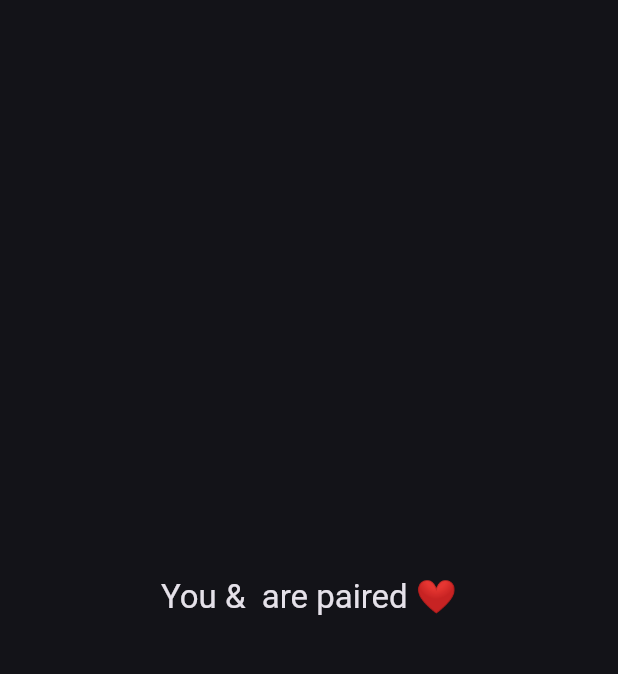
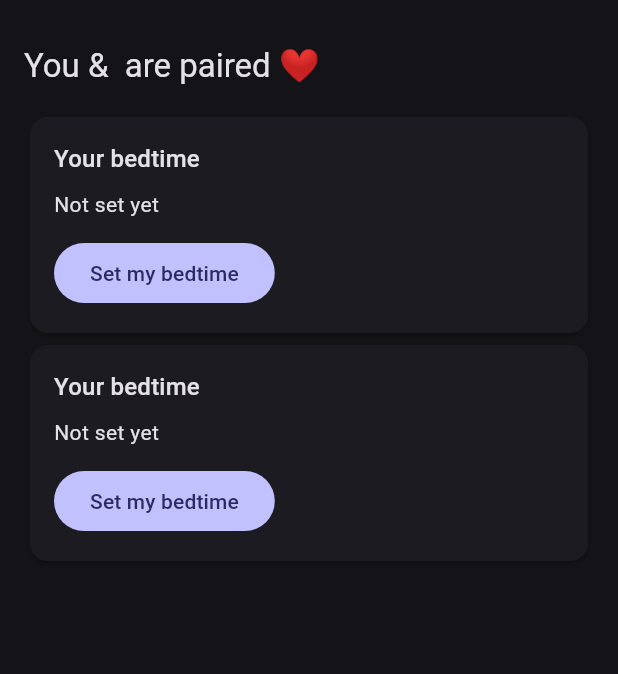
Before and after one commit to Its-Abishek-01/goodnight, a Flutter app: the HomeScreen screen opened directly with empty values, on a phone screen of 412 x 824 dp, the part 63-737 px from its top. Run offline on Flutter 3.47's test engine with Material 3 defaults, Android fonts, the phone set to English and light mode, and no system bars; our stand-ins replace cloud_firestore, firebase_auth, firebase_core, flutter_riverpod; accounts and stored records are empty; network calls fail.

Commit message:
Add bedtime proposal, partner approval and locking
Each person proposes their own bedtime and wake time; only the other
person can approve it, which locks it. Changes and counter-suggestions
need approval again. Firestore rules enforce the approval flow.

Co-Authored-By: Claude Sonnet 5.5 <noreply@anthropic.com>

```diff
--- /dev/null
+++ b/lib/features/bedtime/bedtime_card.dart
@@ -0,0 +1,165 @@
+import 'package:flutter/material.dart';
+import 'package:flutter_riverpod/flutter_riverpod.dart';
+
+import '../pairing/pair.dart';
+import 'schedule.dart';
+import 'schedule_providers.dart';
+
+TimeOfDay _tod(int minutes) => TimeOfDay(hour: minutes ~/ 60, minute: minutes % 60);
+
+String _describe(BuildContext context, SleepWindow w) {
+  final h = w.sleepMinutes ~/ 60;
+  final m = w.sleepMinutes % 60;
+  final sleep = m == 0 ? '${h}h' : '${h}h ${m}m';
+  return '${_tod(w.bedtime).format(context)} to ${_tod(w.wake).format(context)} ($sleep sleep)';
+}
+
+/// Shows one person's bedtime and the actions available to the viewer.
+class BedtimeCard extends ConsumerWidget {
+  const BedtimeCard({
+    super.key,
+    required this.pair,
+    required this.me,
+    required this.owner,
+    required this.schedule,
+  });
+
+  final Pair pair;
+  final String me;
+  final String owner;
+  final Schedule? schedule;
+
+  bool get _isMine => owner == me;
+
+  @override
+  Widget build(BuildContext context, WidgetRef ref) {
+    final repo = ref.read(scheduleRepositoryProvider);
+    final otherName = pair.nameOf(_isMine ? pair.partnerUid(me) ?? '' : me);
+    final title = _isMine ? 'Your bedtime' : "${pair.nameOf(owner)}'s bedtime";
+    final current = schedule?.current;
+    final proposal = schedule?.proposal;
+
+    Future<void> propose(SleepWindow? initial) async {
+      final w = await showDialog<SleepWindow>(
+        context: context,
+        builder: (_) => _WindowDialog(initial: initial),
+      );
+      if (w == null) return;
+      await repo.propose(pairId: pair.id, owner: owner, by: me, window: w);
+    }
+
+    final lines = <Widget>[];
+    final actions = <Widget>[];
+
+    if (current != null) {
+      lines.add(Text('🔒 ${_describe(context, current)}'));
+    }
+
+    if (proposal != null && proposal.by == me) {
+      lines.add(Text('Waiting for $otherName to approve: ${_describe(context, proposal.window)}'));
+      actions.add(TextButton(
+        onPressed: () => propose(proposal.window),
+        child: const Text('Change proposal'),
+      ));
+    } else if (proposal != null) {
+      lines.add(Text('$otherName suggests ${_describe(context, proposal.window)}'));
+      actions.add(FilledButton(
+        onPressed: () => repo.approve(pairId: pair.id, owner: owner),
+        child: const Text('Approve'),
+      ));
+      actions.add(OutlinedButton(
+        onPressed: () => propose(proposal.window),
+        child: const Text('Suggest different'),
+      ));
+    } else if (current != null && _isMine) {
+      actions.add(OutlinedButton(
+        onPressed: () => propose(current),
+        child: const Text('Request a change'),
+      ));
+    } else if (current == null) {
+      if (_isMine) {
+        lines.add(const Text('Not set yet'));
+        actions.add(FilledButton(
+          onPressed: () => propose(null),
+          child: const Text('Set my bedtime'),
+        ));
+      } else {
+        lines.add(Text('Waiting for ${pair.nameOf(owner)} to set it'));
+      }
+    }
+
+    return Card(
+      child: Padding(
+        padding: const EdgeInsets.all(16),
+        child: Column(
+          crossAxisAlignment: CrossAxisAlignment.start,
+          children: [
+            Text(title, style: Theme.of(context).textTheme.titleMedium),
+            const SizedBox(height: 8),
+            ...lines,
+            if (actions.isNotEmpty) ...[
+              const SizedBox(height: 12),
+              Wrap(spacing: 8, runSpacing: 8, children: actions),
+            ],
+          ],
+        ),
+      ),
+    );
+  }
+}
+
+class _WindowDialog extends StatefulWidget {
+  const _WindowDialog({this.initial});
+
+  final SleepWindow? initial;
+
+  @override
+  State<_WindowDialog> createState() => _WindowDialogState();
+}
+
+class _WindowDialogState extends State<_WindowDialog> {
+  late TimeOfDay _bed = _tod(widget.initial?.bedtime ?? 23 * 60);
+  late TimeOfDay _wake = _tod(widget.initial?.wake ?? 6 * 60 + 30);
+
+  Future<void> _pick(bool bed) async {
+    final t = await showTimePicker(context: context, initialTime: bed ? _bed : _wake);
+    if (t == null) return;
+    setState(() => bed ? _bed = t : _wake = t);
+  }
+
+  SleepWindow get _window => SleepWindow(
+        bedtime: _bed.hour * 60 + _bed.minute,
+        wake: _wake.hour * 60 + _wake.minute,
+      );
+
+  @override
+  Widget build(BuildContext context) {
+    final valid = _window.bedtime != _window.wake;
+    return AlertDialog(
+      title: const Text('Bedtime'),
+      content: Column(
+        mainAxisSize: MainAxisSize.min,
+        children: [
+          ListTile(
+            title: const Text('Bedtime'),
+            trailing: Text(_bed.format(context)),
+            onTap: () => _pick(true),
+          ),
+          ListTile(
+            title: const Text('Wake up'),
+            trailing: Text(_wake.format(context)),
+            onTap: () => _pick(false),
+          ),
+          if (valid) Text('${_window.sleepMinutes ~/ 60}h ${_window.sleepMinutes % 60}m of sleep'),
+        ],
+      ),
+      actions: [
+        TextButton(onPressed: () => Navigator.pop(context), child: const Text('Cancel')),
+        FilledButton(
+          onPressed: valid ? () => Navigator.pop(context, _window) : null,
+          child: const Text('Send for approval'),
+        ),
+      ],
+    );
+  }
+}
--- /dev/null
+++ b/lib/features/bedtime/schedule.dart
@@ -0,0 +1,66 @@
+import 'package:cloud_firestore/cloud_firestore.dart';
+
+/// A bedtime and wake time, stored as minutes since midnight.
+class SleepWindow {
+  const SleepWindow({required this.bedtime, required this.wake});
+
+  final int bedtime;
+  final int wake;
+
+  /// Minutes between bedtime and wake time, crossing midnight if needed.
+  int get sleepMinutes => (wake - bedtime) % 1440;
+
+  factory SleepWindow.fromMap(Map<String, dynamic> m) => SleepWindow(
+        bedtime: _parse(m['bedtime'] as String),
+        wake: _parse(m['wake'] as String),
+      );
+
+  Map<String, String> toMap() => {'bedtime': _format(bedtime), 'wake': _format(wake)};
+
+  static int _parse(String s) {
+    final p = s.split(':');
+    return int.parse(p[0]) * 60 + int.parse(p[1]);
+  }
+
+  static String _format(int m) =>
+      '${(m ~/ 60).toString().padLeft(2, '0')}:${(m % 60).toString().padLeft(2, '0')}';
+
+  @override
+  bool operator ==(Object other) =>
+      other is SleepWindow && other.bedtime == bedtime && other.wake == wake;
+
+  @override
+  int get hashCode => Object.hash(bedtime, wake);
+}
+
+/// A bedtime waiting for approval. [by] is the uid of whoever proposed it,
+/// so the other person is the one who can approve it.
+class Proposal {
+  const Proposal({required this.window, required this.by});
+
+  final SleepWindow window;
+  final String by;
+}
+
+/// One person's bedtime. [current] is the approved, locked window and stays
+/// active while a change [proposal] is pending.
+class Schedule {
+  const Schedule({required this.owner, this.current, this.proposal});
+
+  final String owner;
+  final SleepWindow? current;
+  final Proposal? proposal;
+
+  factory Schedule.fromDoc(DocumentSnapshot<Map<String, dynamic>> doc) {
+    final d = doc.data()!;
+    final cur = d['current'] as Map<String, dynamic>?;
+    final prop = d['proposal'] as Map<String, dynamic>?;
+    return Schedule(
+      owner: doc.id,
+      current: cur == null ? null : SleepWindow.fromMap(cur),
+      proposal: prop == null
+          ? null
+          : Proposal(window: SleepWindow.fromMap(prop), by: prop['by'] as String),
+    );
+  }
+}
--- /dev/null
+++ b/lib/features/bedtime/schedule_providers.dart
@@ -0,0 +1,19 @@
+import 'package:flutter_riverpod/flutter_riverpod.dart';
+
+import '../../core/firebase_providers.dart';
+import '../pairing/pair_providers.dart';
+import 'schedule.dart';
+import 'schedule_repository.dart';
+
+final scheduleRepositoryProvider =
+    Provider((ref) => ScheduleRepository(ref.watch(firestoreProvider)));
+
+/// Both partners' schedules, keyed by owner uid.
+final schedulesProvider = StreamProvider<Map<String, Schedule>>((ref) async* {
+  final pair = await ref.watch(pairProvider.future);
+  if (pair == null) {
+    yield {};
+    return;
+  }
+  yield* ref.watch(scheduleRepositoryProvider).watch(pair.id);
+});
--- a/lib/features/pairing/home_screen.dart
+++ b/lib/features/pairing/home_screen.dart
@@ -1,24 +1,34 @@
 import 'package:flutter/material.dart';
+import 'package:flutter_riverpod/flutter_riverpod.dart';
 
+import '../bedtime/bedtime_card.dart';
+import '../bedtime/schedule_providers.dart';
 import 'pair.dart';
 
-/// Placeholder home. Bedtime approval, streak and coupons land here later.
-class HomeScreen extends StatelessWidget {
+/// Home screen. Streak and coupons land here later.
+class HomeScreen extends ConsumerWidget {
   const HomeScreen({super.key, required this.pair, required this.uid});
 
   final Pair pair;
   final String uid;
 
   @override
-  Widget build(BuildContext context) {
-    final partner = pair.nameOf(pair.partnerUid(uid) ?? '');
+  Widget build(BuildContext context, WidgetRef ref) {
+    final partnerUid = pair.partnerUid(uid) ?? '';
+    final schedules = ref.watch(schedulesProvider).value ?? const {};
     return Scaffold(
       appBar: AppBar(title: const Text('GoodNight 🌙')),
-      body: Center(
-        child: Text(
-          'You & $partner are paired ❤️',
-          style: Theme.of(context).textTheme.titleLarge,
-        ),
+      body: ListView(
+        padding: const EdgeInsets.all(16),
+        children: [
+          Text(
+            'You & ${pair.nameOf(partnerUid)} are paired ❤️',
+            style: Theme.of(context).textTheme.titleLarge,
+          ),
+          const SizedBox(height: 16),
+          BedtimeCard(pair: pair, me: uid, owner: uid, schedule: schedules[uid]),
+          BedtimeCard(pair: pair, me: uid, owner: partnerUid, schedule: schedules[partnerUid]),
+        ],
       ),
     );
   }
```
Also changed, not shown: lib/features/bedtime/schedule_repository.dart (added, +50 -0 lines), 3 other files.
